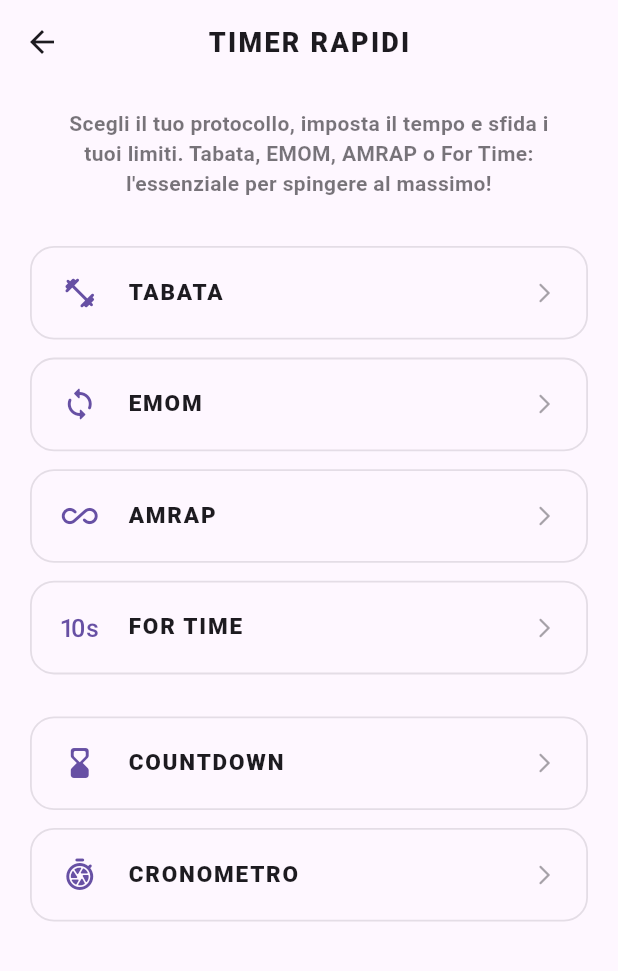
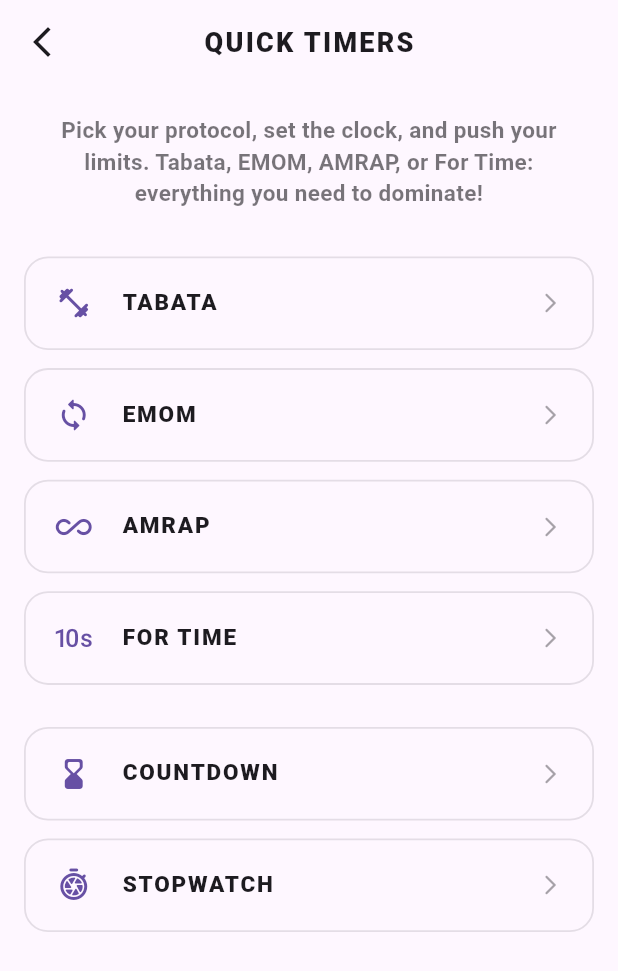
Before and after one commit to baf93/eland_athletic, a Flutter app: the TimerListPage screen opened directly, on a phone screen of 412 x 824 dp. Shown: the top 971 px of the screen. Run offline on Flutter 3.47's test engine with Material 3 defaults, Android fonts, the phone set to English and light mode, and no system bars; our stand-ins replace flutter_riverpod, shared_preferences; accounts and stored records are empty.

Commit message:
Code Clean for timer list

```diff
--- a/lib/common/strings.dart
+++ b/lib/common/strings.dart
@@ -8,12 +8,27 @@ class ElandStrings {
       'app_name_user': 'Eland Athletic',
       'app_name_pro': 'Eland Pro',
       'app_motto': 'Stay Focused. Stay Fast. Stay ELAND.',
+
+      //Home
       'tab_focus': 'Focus',
       'tab_nutri': 'Nutrition',
       'tab_pt': 'Workout',
       'card_focus_title': 'Today Focus',
       'card_timer_title': 'Quick timers',
       'card_nutrition_title': 'Next Meal',
+
+      //Timer List
+      'timer_list_desc': 'Pick your protocol, set the clock, and push your limits. Tabata, EMOM, AMRAP, or For Time: everything you need to dominate!',
+
+      //Timer Name
+      'timer_tabata': 'Tabata',
+      'timer_emom': 'Emom',
+      'timer_amrap': 'Amrap',
+      'timer_fortime': 'For Time',
+      'timer_countdown': 'Countdown',
+      'timer_stopwatch': 'Stopwatch',
+
+      //Utils
       'wip_function': 'Coming soon!'
     },
 
@@ -21,12 +36,27 @@ class ElandStrings {
       'app_name_user': 'Eland Athletic',
       'app_name_pro': 'Eland Pro',
       'app_motto': 'Stay Focused. Stay Fast. Stay ELAND.',
+
+      //Home
       'tab_focus': 'Focus',
       'tab_nutri': 'Nutrizione',
       'tab_pt': 'Allenamento',
       'card_focus_title': 'Focus di Oggi',
       'card_timer_title': 'Timer rapidi',
       'card_nutrition_title': 'Prossimo Pasto',
+
+      //Timer List
+      'timer_list_desc': 'Scegli il tuo protocollo, imposta il tempo e sfida i tuoi limiti. Tabata, EMOM, AMRAP o For Time: l\'essenziale per spingere al massimo!',
+
+      //Timer Name
+      'timer_tabata': 'Tabata',
+      'timer_emom': 'Emom',
+      'timer_amrap': 'Amrap',
+      'timer_fortime': 'For Time',
+      'timer_countdown': 'Conto alla rovescia',
+      'timer_stopwatch': 'Cronometro',
+
+      //Utils
       'wip_function': 'Funzionalità in arrivo!'
     },
   };
--- a/lib/common/widgets/eland_card.dart
+++ b/lib/common/widgets/eland_card.dart
@@ -24,7 +24,7 @@ class ElandCard extends StatelessWidget {
       padding: const EdgeInsets.symmetric(horizontal: 18.0, vertical: 14.0),
       decoration: BoxDecoration(
         color: Theme.of(context).cardColor,
-        borderRadius: BorderRadius.circular(24),
+        borderRadius: BorderRadius.circular(16),
         border: Border.all(color: elandColors.cardBorder!, width: 2),
       ),
       child: Column(
@@ -71,13 +71,13 @@ class ElandCard extends StatelessWidget {
     if (onTap != null) {
       return Container(
         decoration: BoxDecoration(
-          borderRadius: BorderRadius.circular(24),
+          borderRadius: BorderRadius.circular(16),
         ),
         child: Material(
           color: Colors.transparent,
           child: InkWell(
             onTap: onTap,
-            borderRadius: BorderRadius.circular(24),
+            borderRadius: BorderRadius.circular(16),
             child: cardContent,
           ),
         ),
--- a/lib/main_user.dart
+++ b/lib/main_user.dart
@@ -11,10 +11,12 @@ import 'user_providers/settings_provider.dart';
 
 void main() async {
   WidgetsFlutterBinding.ensureInitialized();
+
+  //Load Shared Prefs
   final SharedPreferences sharedPrefs = await SharedPreferences.getInstance();
-
   final String savedLanguage = sharedPrefs.getString('language') ?? PlatformDispatcher.instance.locale.languageCode;
   ElandStrings.initLocale(savedLanguage);
+
   runApp(
     ProviderScope(
       overrides: [
@@ -48,6 +50,8 @@ class ElandUserApp extends ConsumerWidget {
   }
 }
 
+
+// Create the bottom bar with the 3 pages
 class UserDashboard extends StatefulWidget {
   const UserDashboard({super.key});
 
--- a/lib/user_pages/focus_page.dart
+++ b/lib/user_pages/focus_page.dart
@@ -30,7 +30,6 @@ class FocusPage extends ConsumerWidget {
                           builder: (context) => const SettingsPage(),
                         ),
                       );
-                      // TODO: Aggiungere link a pagina impostazioni
                     },
                   ),
                 ],
@@ -75,7 +74,7 @@ class FocusPage extends ConsumerWidget {
 
             const SizedBox(height: 32),
 
-            // --- CARD: Focus Workout ---
+            // --- CARD: Focus Workout --- TODO: Implementare la card
             ElandCard(
               title: ElandStrings.of('card_focus_title'),
               onTap: () {
@@ -97,7 +96,7 @@ class FocusPage extends ConsumerWidget {
 
             // --- CARD: Quick Timers ---
             ElandCard(
-              title: ElandStrings.of('card_timer_title'), // Recupera "TIMER RAPIDI" localizzato
+              title: ElandStrings.of('card_timer_title'),
               onTap: () {
                 Navigator.push(
                   context,
@@ -123,7 +122,7 @@ class FocusPage extends ConsumerWidget {
                     width: 40,
                     height: 40,
                     decoration: BoxDecoration(
-                      color: Theme.of(context).colorScheme.primary.withAlpha(50),
+                      color: Theme.of(context).colorScheme.primary.withAlpha(65),
                       shape: BoxShape.circle,
                     ),
                     child: Icon(
@@ -138,7 +137,7 @@ class FocusPage extends ConsumerWidget {
 
             const SizedBox(height: 12),
 
-            // --- CARD: NUTRITION (Next Meal) ---
+            // --- CARD: NUTRITION (Next Meal) --- TODO: Implementare la card
             ElandCard(
               title: ElandStrings.of('card_nutrition_title'),
               subtitle: 'PRANZO - 13:00',
--- a/lib/user_pages/timer_list_page.dart
+++ b/lib/user_pages/timer_list_page.dart
@@ -1,12 +1,11 @@
 import 'package:flutter/material.dart';
+import '../common/strings.dart';
 
 class TimerListPage extends StatelessWidget {
   const TimerListPage({super.key});
 
   @override
   Widget build(BuildContext context) {
-    // Rimosso il PopScope problematico: lo Scaffold standard gestisce già nativamente
-    // e in totale sicurezza il tasto indietro di sistema (Android Gesture/Back button).
     return Scaffold(
       backgroundColor: Theme.of(context).scaffoldBackgroundColor,
 
@@ -16,12 +15,11 @@ class TimerListPage extends StatelessWidget {
         elevation: 0,
         scrolledUnderElevation: 0,
         leading: IconButton(
-          // Usiamo l'icona classica per Android o iOS coerente con il sistema
-          icon: const Icon(Icons.arrow_back),
-          onPressed: () => Navigator.maybePop(context), // Chiude in sicurezza solo se possibile
+          icon: const Icon(Icons.arrow_back_ios_new),
+          onPressed: () => Navigator.maybePop(context),
         ),
-        title: const Text(
-          'TIMER RAPIDI',
+        title: Text(
+          ElandStrings.of('card_timer_title').toUpperCase(),
           style: TextStyle(
             fontSize: 18,
             fontWeight: FontWeight.w900,
@@ -31,10 +29,10 @@ class TimerListPage extends StatelessWidget {
         centerTitle: true,
       ),
 
-      // --- CORPO DEL MOCKUP ---
+      // --- Body ---
       body: SafeArea(
         child: SingleChildScrollView(
-          padding: const EdgeInsets.symmetric(horizontal: 20.0, vertical: 16.0),
+          padding: const EdgeInsets.symmetric(horizontal: 16.0, vertical: 20.0),
           child: Column(
             crossAxisAlignment: CrossAxisAlignment.center,
             children: [
@@ -42,10 +40,10 @@ class TimerListPage extends StatelessWidget {
               Padding(
                 padding: const EdgeInsets.symmetric(horizontal: 12.0),
                 child: Text(
-                  'Scegli il tuo protocollo, imposta il tempo e sfida i tuoi limiti. Tabata, EMOM, AMRAP o For Time: l\'essenziale per spingere al massimo!',
+                  ElandStrings.of('timer_list_desc'),
                   textAlign: TextAlign.center,
                   style: TextStyle(
-                    fontSize: 14,
+                    fontSize: 15,
                     fontWeight: FontWeight.w600,
                     height: 1.4,
                     color: Theme.of(context).textTheme.bodyMedium?.color?.withAlpha(153) ?? const Color(0xFF9E9E9E),
@@ -58,28 +56,28 @@ class TimerListPage extends StatelessWidget {
               _buildTimerRowItem(
                 context: context,
                 icon: Icons.fitness_center_rounded,
-                title: 'TABATA',
+                title: ElandStrings.of('timer_tabata').toUpperCase(),
                 onTap: () {},
               ),
               const SizedBox(height: 12),
               _buildTimerRowItem(
                 context: context,
                 icon: Icons.loop_rounded,
-                title: 'EMOM',
+                title: ElandStrings.of('timer_emom').toUpperCase(),
                 onTap: () {},
               ),
               const SizedBox(height: 12),
               _buildTimerRowItem(
                 context: context,
                 icon: Icons.all_inclusive_rounded,
-                title: 'AMRAP',
+                title: ElandStrings.of('timer_amrap').toUpperCase(),
                 onTap: () {},
               ),
               const SizedBox(height: 12),
               _buildTimerRowItem(
                 context: context,
                 icon: Icons.timer_10_outlined,
-                title: 'FOR TIME',
+                title: ElandStrings.of('timer_fortime').toUpperCase(),
                 onTap: () {},
               ),
 
@@ -88,14 +86,14 @@ class TimerListPage extends StatelessWidget {
               _buildTimerRowItem(
                 context: context,
                 icon: Icons.hourglass_bottom_rounded,
-                title: 'COUNTDOWN',
+                title: ElandStrings.of('timer_countdown').toUpperCase(),
                 onTap: () {},
               ),
               const SizedBox(height: 12),
               _buildTimerRowItem(
                 context: context,
                 icon: Icons.shutter_speed_rounded,
-                title: 'CRONOMETRO',
+                title: ElandStrings.of('timer_stopwatch').toUpperCase(),
                 onTap: () {},
               ),
 
@@ -105,7 +103,7 @@ class TimerListPage extends StatelessWidget {
       ),
     );
   }
-
+  //TODO: Move this widget as a common widget
   Widget _buildTimerRowItem({
     required BuildContext context,
     required IconData icon,
```
